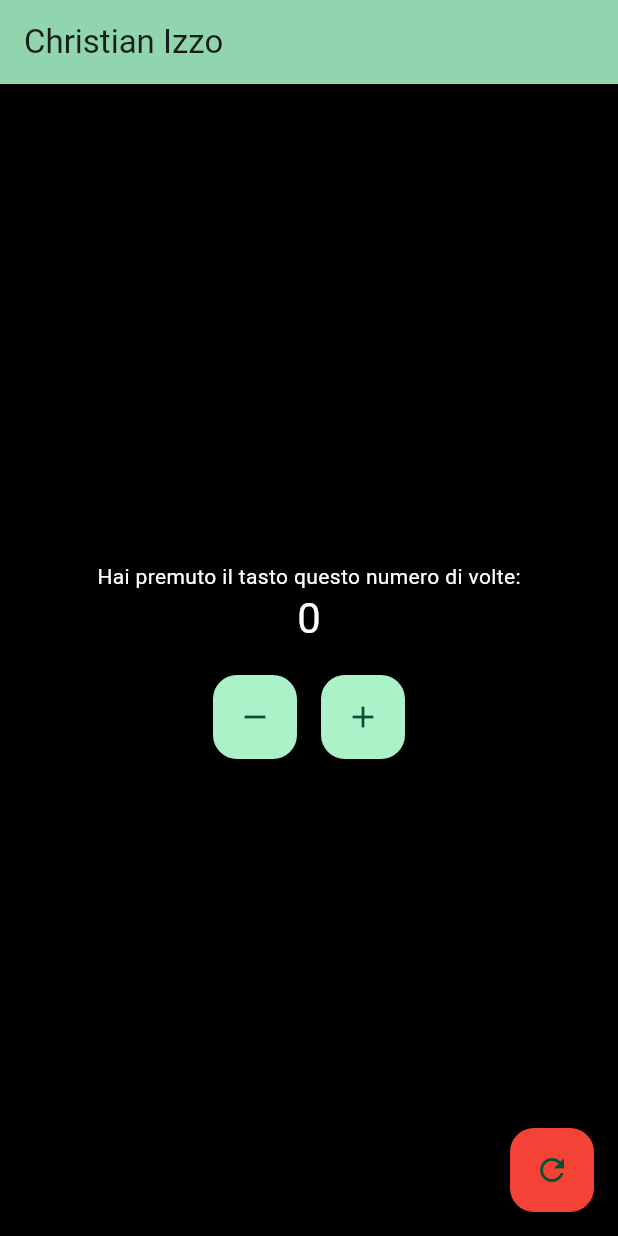
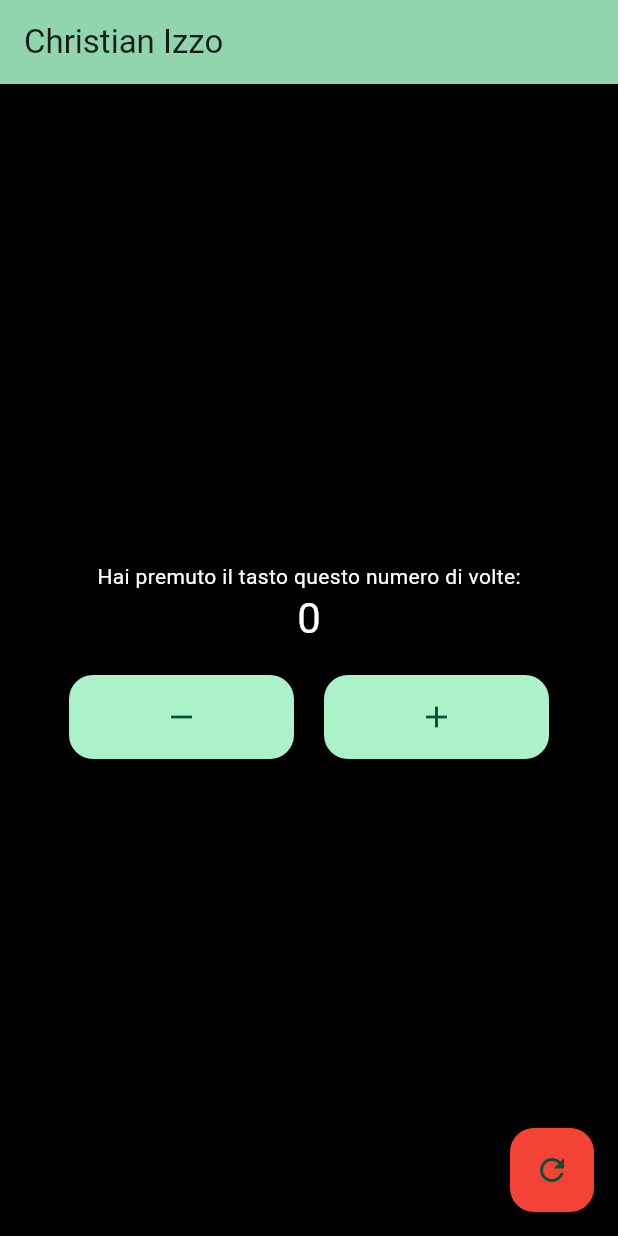
Before and after one commit to chrizzo3/PrimoEsercizioFlutter, a Flutter app: the screen it shows after launch, on a phone screen of 412 x 824 dp. Run offline on Flutter 3.47's test engine with Material 3 defaults, Android fonts, the phone set to English and light mode, and no system bars.

Commit message:
- Change background and text colors - Set AppBar title to user name - Add decrement and reset counter functionality - Customise FloatingActionButton sizes

```diff
--- a/lib/main.dart
+++ b/lib/main.dart
@@ -78,16 +78,22 @@ class _MyHomePageState extends State<MyHomePage> {
             Row(
               mainAxisAlignment: MainAxisAlignment.center,
               children: [
-                FloatingActionButton(
-                  onPressed: _decrementCounter,
-                  tooltip: 'Decrement',
-                  child: const Icon(Icons.remove),
+                SizedBox(
+                  width: 150,
+                  child: FloatingActionButton(
+                    onPressed: _decrementCounter,
+                    tooltip: 'Decrement',
+                    child: const Icon(Icons.remove),
+                  ),
                 ),
-                const SizedBox(width: 16),
-                FloatingActionButton(
+                const SizedBox(width: 20),
+                SizedBox(
+                    width:150,
+                    child: FloatingActionButton(
                   onPressed: _incrementCounter,
                   tooltip: 'Increment',
                   child: const Icon(Icons.add),
+                )
                 ),
               ],
             ),
```
